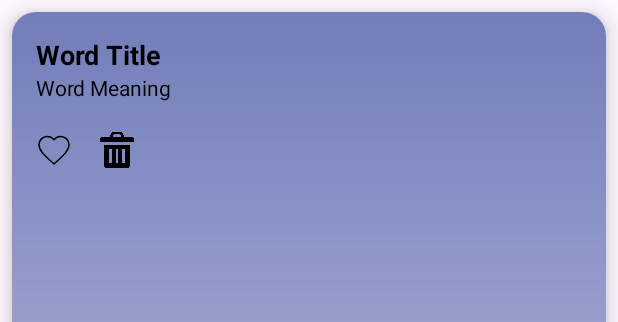
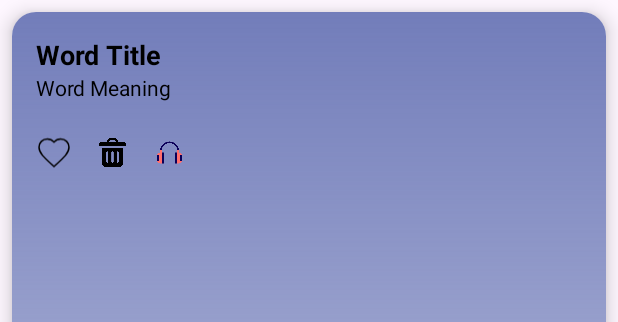
Before and after one commit to gulsenguness/WordMonster, an Android app: the layout learned_word_item.xml on its own in the app's theme, with its tools: preview values and no code run, on a phone screen of 412 x 824 dp. Shown: the top 322 px of the screen. Run offline under Robolectric (Android 15) with nearby library versions, the phone set to English and light mode, and no system bars.

Commit message:
added voiceover of words

```diff
--- a/app/src/main/res/layout/learned_word_item.xml
+++ b/app/src/main/res/layout/learned_word_item.xml
@@ -34,8 +34,8 @@
             android:textSize="14sp" />
 
         <LinearLayout
-            android:layout_width="83dp"
-            android:layout_height="32dp"
+            android:layout_width="121dp"
+            android:layout_height="35dp"
             android:layout_marginTop="16dp"
             android:orientation="horizontal">
 
@@ -48,11 +48,19 @@
 
             <ImageView
                 android:id="@+id/ivDelete"
-                android:layout_width="28dp"
+                android:layout_width="22dp"
                 android:layout_height="match_parent"
                 android:layout_marginStart="16dp"
                 android:contentDescription="@string/delete"
                 android:src="@drawable/delete" />
+
+            <ImageView
+                android:id="@+id/ivlisten"
+                android:layout_width="22dp"
+                android:layout_height="match_parent"
+                android:layout_marginStart="16dp"
+                android:contentDescription="Listen"
+                android:src="@drawable/listen2" />
         </LinearLayout>
 
         <View
```
Also changed, not shown: app/src/main/java/com/gulsengunes/wordmonster/ui/adapter/LearnedAdapter.kt (+12 -1 lines), app/src/main/java/com/gulsengunes/wordmonster/ui/adapter/WordAdapter.kt (+13 -6 lines), app/src/main/java/com/gulsengunes/wordmonster/ui/fragment/LearnedFragment.kt (+20 -3 lines), app/src/main/java/com/gulsengunes/wordmonster/ui/fragment/WordFragment.kt (+18 -2 lines), app/src/main/res/layout/word_item.xml (+11 -3 lines), app/src/main/res/drawable/listen.png (added), app/src/main/res/drawable/listen2.png (added).
